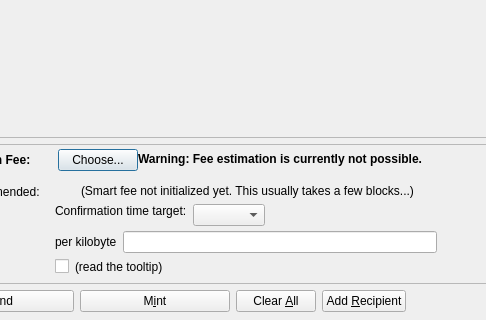
Patrick-W-McMahon/MagMellDollar, file src/qt/forms/sendcoinsdialog.ui: the form before one commit; both pictures show x 87 to 573 and y 206 to 526 of the 850 by 526 pixel window.
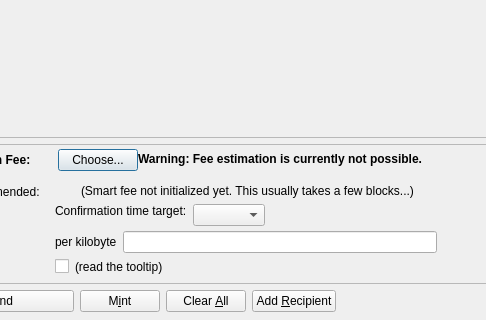
The form after the commit. Icons and pictures are not drawn. Custom widgets are drawn as their Qt base class.

Commit message: add mint button

Diff of the .ui file:
```diff
--- a/src/qt/forms/sendcoinsdialog.ui
+++ b/src/qt/forms/sendcoinsdialog.ui
@@ -1160,7 +1160,7 @@
       <widget class="QPushButton" name="mintButton">
        <property name="minimumSize">
         <size>
-         <width>150</width>
+         <width>80</width>
          <height>0</height>
         </size>
        </property>
```
